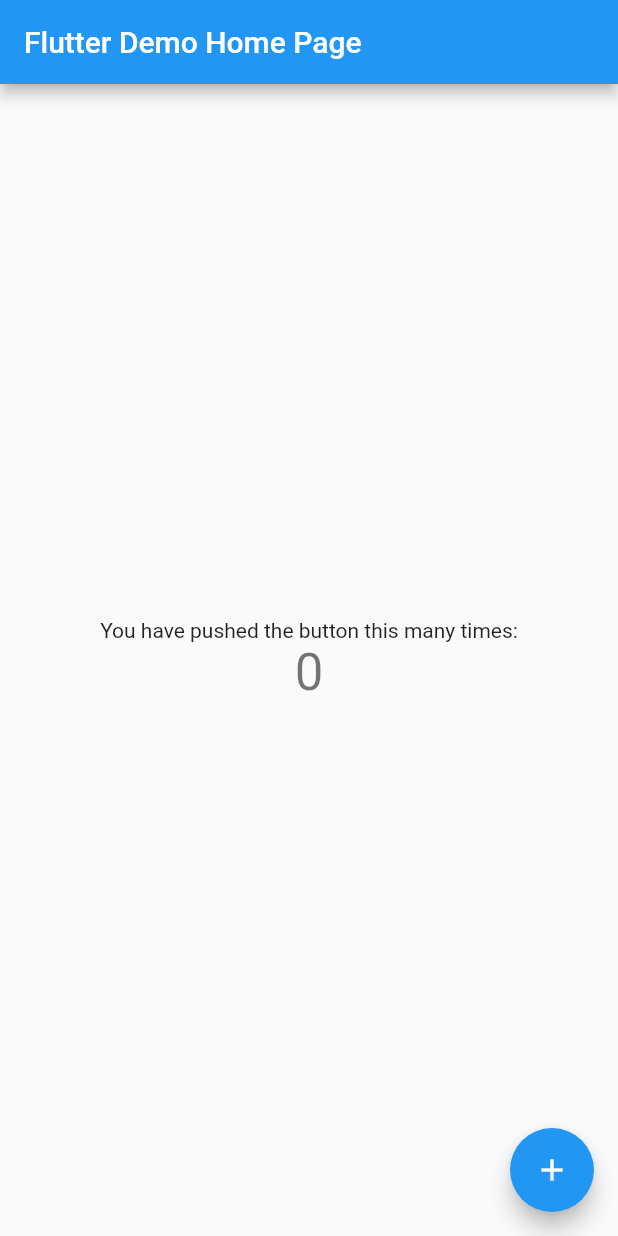
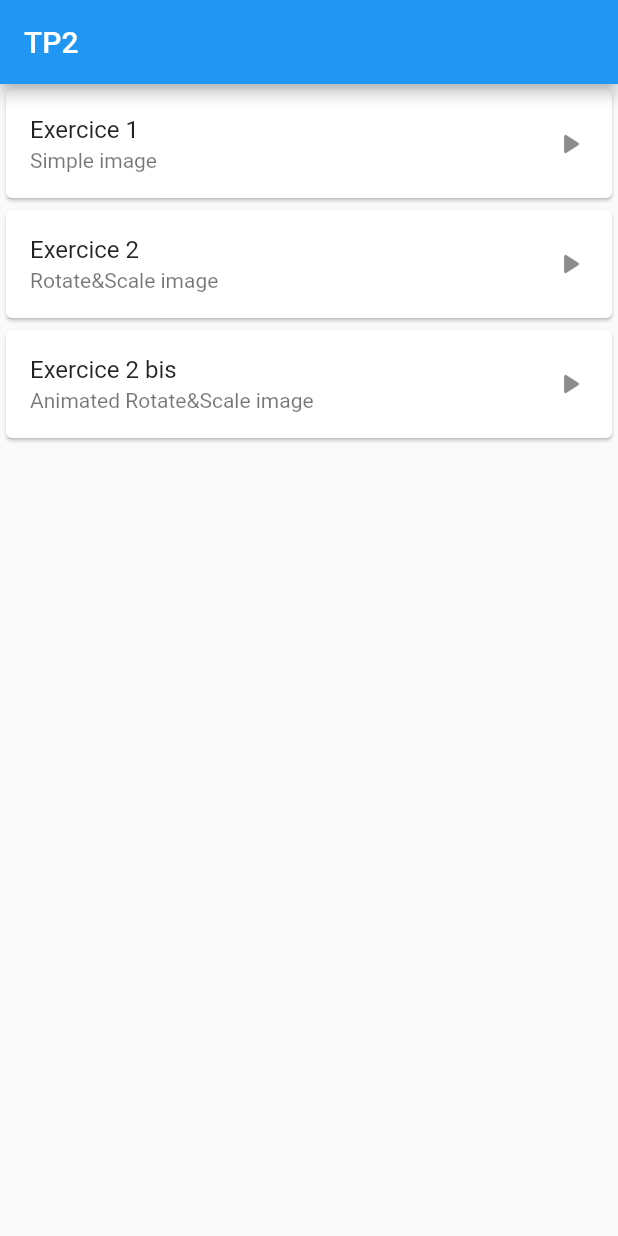
Before and after one commit to gourdiercamille/uv-amse, a Flutter app: the screen it shows after launch, on a phone screen of 412 x 824 dp. Run offline on Flutter 3.47's test engine with Material 2 defaults, Android fonts, the phone set to English and light mode, and no system bars.

Commit message:
séance 1

```diff
--- a/tp2/analysis_options.yaml
+++ b/tp2/analysis_options.yaml
@@ -1,14 +1,3 @@
-# This file configures the analyzer, which statically analyzes Dart code to
-# check for errors, warnings, and lints.
-#
-# The issues identified by the analyzer are surfaced in the UI of Dart-enabled
-# IDEs (https://dart.dev/tools#ides-and-editors). The analyzer can also be
-# invoked from the command line by running `flutter analyze`.
-
-# The following line activates a set of recommended lints for Flutter apps,
-# packages, and plugins designed to encourage good coding practices.
-include: package:flutter_lints/flutter.yaml
-
 linter:
   # The lint rules applied to this project can be customized in the
   # section below to disable rules from the `package:flutter_lints/flutter.yaml`
--- a/tp2/lib/main.dart
+++ b/tp2/lib/main.dart
@@ -1,115 +1,64 @@
 import 'package:flutter/material.dart';
 
-void main() {
-  runApp(const MyApp());
-}
+// import 'util.dart';
+import 'exercice1.dart' as exo1;
+import 'exercice2.dart' as exo2;
 
-class MyApp extends StatelessWidget {
-  const MyApp({super.key});
 
-  // This widget is the root of your application.
+void main() => runApp(TaquinApp());
+
+class TaquinApp extends StatelessWidget {
   @override
   Widget build(BuildContext context) {
-    return MaterialApp(
-      title: 'Flutter Demo',
-      theme: ThemeData(
-        // This is the theme of your application.
-        //
-        // Try running your application with "flutter run". You'll see the
-        // application has a blue toolbar. Then, without quitting the app, try
-        // changing the primarySwatch below to Colors.green and then invoke
-        // "hot reload" (press "r" in the console where you ran "flutter run",
-        // or simply save your changes to "hot reload" in a Flutter IDE).
-        // Notice that the counter didn't reset back to zero; the application
-        // is not restarted.
-        primarySwatch: Colors.blue,
-      ),
-      home: const MyHomePage(title: 'Flutter Demo Home Page'),
-    );
+    return MaterialApp(home: MenuPage());
   }
 }
 
-class MyHomePage extends StatefulWidget {
-  const MyHomePage({super.key, required this.title});
+class Exo {
+  final String title;
+  final String subtitle;
+  final WidgetBuilder buildFunc;
 
-  // This widget is the home page of your application. It is stateful, meaning
-  // that it has a State object (defined below) that contains fields that affect
-  // how it looks.
-
-  // This class is the configuration for the state. It holds the values (in this
-  // case the title) provided by the parent (in this case the App widget) and
-  // used by the build method of the State. Fields in a Widget subclass are
-  // always marked "final".
-
-  final String title;
-
-  @override
-  State<MyHomePage> createState() => _MyHomePageState();
+  const Exo({required this.title, required this.subtitle, required this.buildFunc});
 }
 
-class _MyHomePageState extends State<MyHomePage> {
-  int _counter = 0;
+List exos = [
+  Exo(
+      title: 'Exercice 1',
+      subtitle: 'Simple image',
+      buildFunc: (context) => exo1.DisplayImageWidget()),
+  Exo(
+      title: 'Exercice 2',
+      subtitle: 'Rotate&Scale image',
+      buildFunc: (context) => exo2.DisplayImageWidget()),
+  Exo(
+      title: 'Exercice 2 bis',
+      subtitle: 'Animated Rotate&Scale image',
+      buildFunc: (context) => exo2.DisplayImageWidget()),
+];
 
-  void _incrementCounter() {
-    setState(() {
-      // This call to setState tells the Flutter framework that something has
-      // changed in this State, which causes it to rerun the build method below
-      // so that the display can reflect the updated values. If we changed
-      // _counter without calling setState(), then the build method would not be
-      // called again, and so nothing would appear to happen.
-      _counter++;
-    });
-  }
-
+class MenuPage extends StatelessWidget {
   @override
   Widget build(BuildContext context) {
-    // This method is rerun every time setState is called, for instance as done
-    // by the _incrementCounter method above.
-    //
-    // The Flutter framework has been optimized to make rerunning build methods
-    // fast, so that you can just rebuild anything that needs updating rather
-    // than having to individually change instances of widgets.
     return Scaffold(
-      appBar: AppBar(
-        // Here we take the value from the MyHomePage object that was created by
-        // the App.build method, and use it to set our appbar title.
-        title: Text(widget.title),
-      ),
-      body: Center(
-        // Center is a layout widget. It takes a single child and positions it
-        // in the middle of the parent.
-        child: Column(
-          // Column is also a layout widget. It takes a list of children and
-          // arranges them vertically. By default, it sizes itself to fit its
-          // children horizontally, and tries to be as tall as its parent.
-          //
-          // Invoke "debug painting" (press "p" in the console, choose the
-          // "Toggle Debug Paint" action from the Flutter Inspector in Android
-          // Studio, or the "Toggle Debug Paint" command in Visual Studio Code)
-          // to see the wireframe for each widget.
-          //
-          // Column has various properties to control how it sizes itself and
-          // how it positions its children. Here we use mainAxisAlignment to
-          // center the children vertically; the main axis here is the vertical
-          // axis because Columns are vertical (the cross axis would be
-          // horizontal).
-          mainAxisAlignment: MainAxisAlignment.center,
-          children: <Widget>[
-            const Text(
-              'You have pushed the button this many times:',
-            ),
-            Text(
-              '$_counter',
-              style: Theme.of(context).textTheme.headlineMedium,
-            ),
-          ],
+        appBar: AppBar(
+          title: Text('TP2'),
         ),
-      ),
-      floatingActionButton: FloatingActionButton(
-        onPressed: _incrementCounter,
-        tooltip: 'Increment',
-        child: const Icon(Icons.add),
-      ), // This trailing comma makes auto-formatting nicer for build methods.
-    );
+        body: ListView.builder(
+            itemCount: exos.length,
+            itemBuilder: (context, index) {
+              var exo = exos[index];
+              return Card(
+                  child: ListTile(
+                      title: Text(exo.title),
+                      subtitle: Text(exo.subtitle),
+                      trailing: Icon(Icons.play_arrow_rounded),
+                      onTap: () {
+                        Navigator.push(
+                          context,
+                          MaterialPageRoute(builder: exo.buildFunc),
+                        );
+                      }));
+            }));
   }
 }
--- a/tp2/pubspec.yaml
+++ b/tp2/pubspec.yaml
@@ -59,6 +59,10 @@ flutter:
   uses-material-design: true
 
   # To add assets to your application, add an assets section, like this:
+  assets:
+    - assets/
+
+  # To add assets to your application, add an assets section, like this:
   # assets:
   #   - images/a_dot_burr.jpeg
   #   - images/a_dot_ham.jpeg
```
Also changed, not shown: tp2/lib/exercice1.dart (added, +22 -0 lines), tp2/lib/exercice2.dart (added, +58 -0 lines), tp2/lib/exercice2bis.dart (added, +23 -0 lines), tp2/assets/image_sympa.jpg (added), tp2/assets/tigre_blanc.jpg (added), 1 other file.
